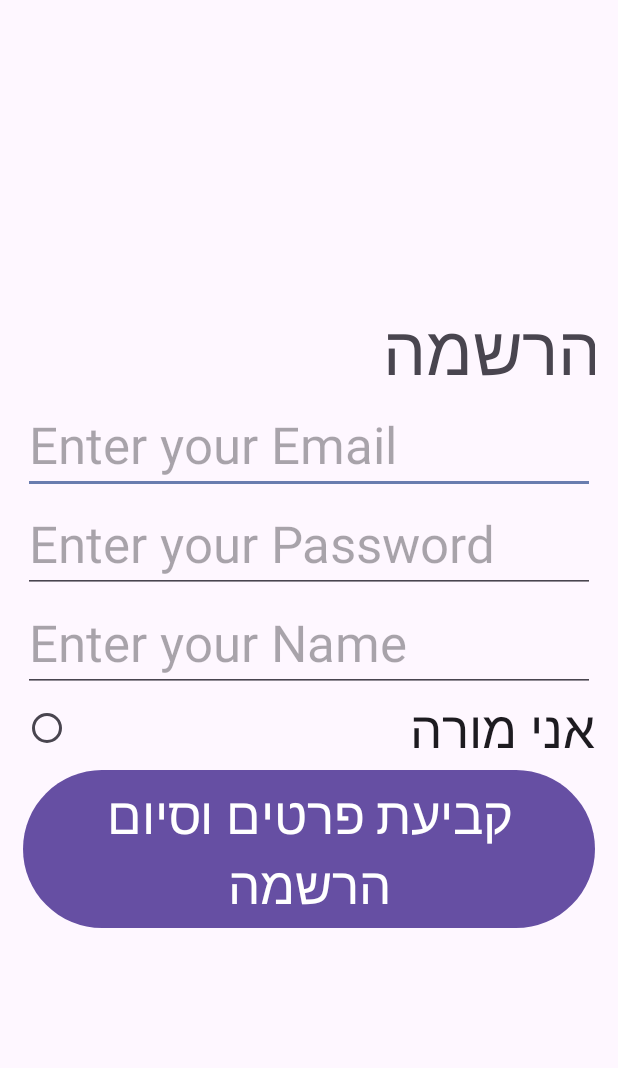
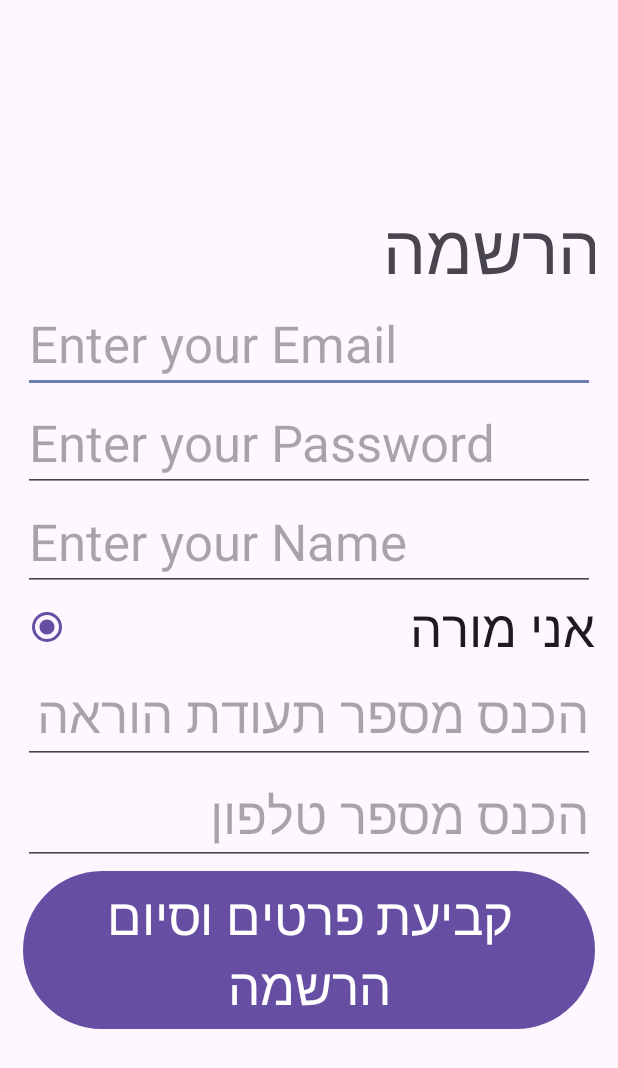
Before and after one commit to RoniRaz245/Learning_Electricity_For_Bagrut, an Android app: the RegistrationActivity screen opened directly, with no data from a screen before it, after a tap on "קביעת פרטים וסיום הרשמה", on a phone screen of 412 x 824 dp. Shown: the top 1068 px of the screen. Run offline under Robolectric (Android 15) with nearby library versions, the phone set to English and light mode, and no system bars; our stand-ins replace Firebase (no records; nobody signed in at launch, a user with empty details on screens opened directly); 1 other tap on this screen came first.

Commit message:
set up adding phone and id number for teacher during registration and made those edittexts non-visisble if user didn't claim to be a teacher

```diff
--- a/app/src/main/java/com/example/learningelectricityforbagrut/RegistrationActivity.java
+++ b/app/src/main/java/com/example/learningelectricityforbagrut/RegistrationActivity.java
@@ -21,7 +21,7 @@ import com.google.android.gms.tasks.Task;
 
 public class RegistrationActivity extends baseActivity {
 
-    private EditText emailTextView, passwordTextView, nameTextView;
+    private EditText emailTextView, passwordTextView, nameTextView, enterId, enterPhoneNum;
     private FirebaseAuth mAuth;
     private Button Btn;
     private RadioButton isTeacherCheck;
@@ -39,12 +39,22 @@ public class RegistrationActivity extends baseActivity {
         passwordTextView = findViewById(R.id.passwd);
         nameTextView=findViewById(R.id.name);
         isTeacherCheck=findViewById(R.id.isTeacherCheck);
+        enterId=findViewById(R.id.teacherLicense);
+        enterPhoneNum=findViewById(R.id.phoneNumber);
         Btn = findViewById(R.id.btnregister);
+
         Btn.setOnClickListener(new View.OnClickListener() {
             @Override
             public void onClick(View v)
             {
                 registerNewUser();
+            }
+        });
+        isTeacherCheck.setOnClickListener(new View.OnClickListener() {
+            @Override
+            public void onClick(View v) {
+                enterId.setVisibility(passwordTextView.VISIBLE);
+                enterPhoneNum.setVisibility(passwordTextView.VISIBLE);
             }
         });
     }
--- a/app/src/main/res/layout/activity_registration.xml
+++ b/app/src/main/res/layout/activity_registration.xml
@@ -20,6 +20,7 @@
         android:id="@+id/email"
         android:layout_width="match_parent"
         android:layout_height="wrap_content"
+        android:ems="10"
         android:hint="Enter your Email"
         android:autofillHints="emailAddress"
         android:textAppearance="@style/TextAppearance.AppCompat.Display1" />
@@ -28,6 +29,7 @@
         android:id="@+id/passwd"
         android:layout_width="match_parent"
         android:layout_height="wrap_content"
+        android:ems="10"
         android:hint="Enter your Password"
         android:autofillHints="password"
         android:inputType="textPassword"
@@ -49,6 +51,24 @@
         android:text="אני מורה"
         android:textAppearance="@style/TextAppearance.AppCompat.Display1" />
 
+    <EditText
+        android:layout_width="match_parent"
+        android:layout_height="wrap_content"
+        android:id="@+id/teacherLicense"
+        android:inputType="number"
+        android:hint="הכנס מספר תעודת הוראה"
+        android:visibility="gone"
+        android:textAppearance="@style/TextAppearance.AppCompat.Display1" />
+
+    <EditText
+        android:layout_width="match_parent"
+        android:layout_height="wrap_content"
+        android:id="@+id/phoneNumber"
+        android:inputType="number"
+        android:hint="הכנס מספר טלפון"
+        android:visibility="gone"
+        android:textAppearance="@style/TextAppearance.AppCompat.Display1" />
+
     <Button
         android:id="@+id/btnregister"
         android:layout_width="match_parent"
```
